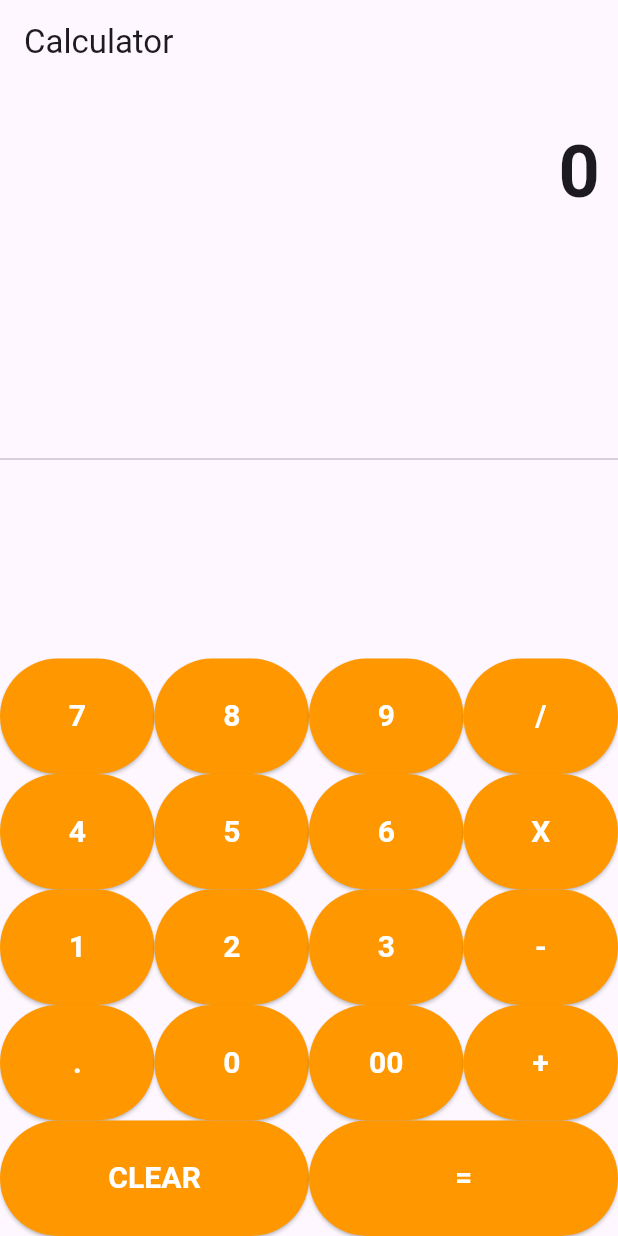
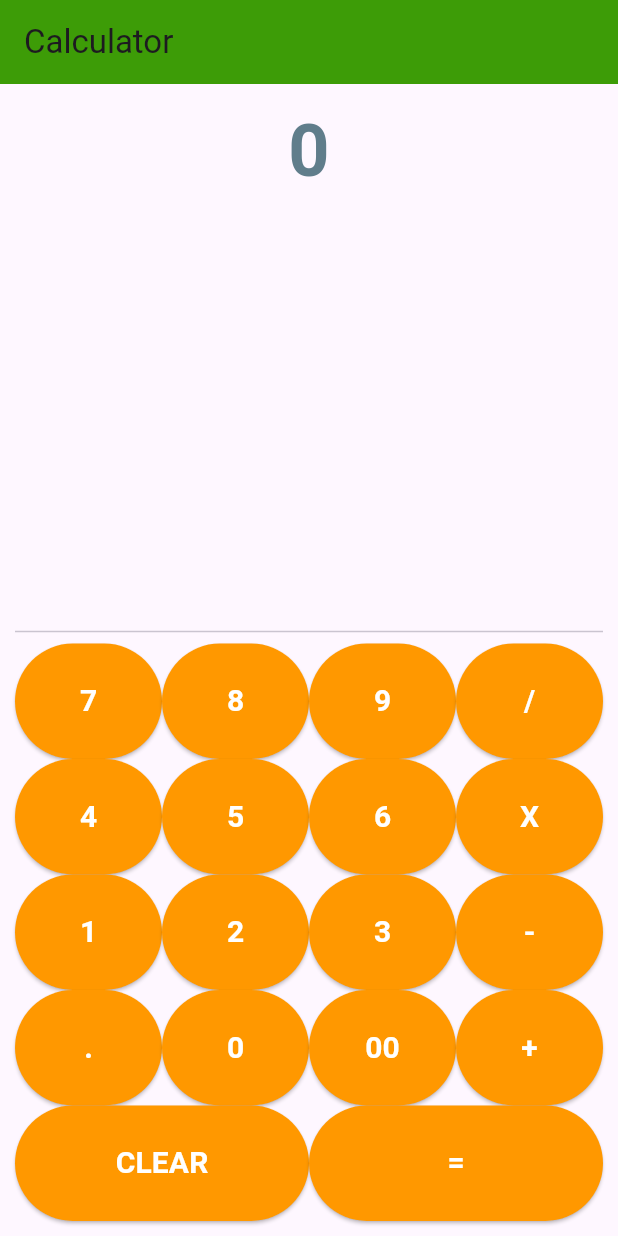
Before and after one commit to Senbih/Flutter-Calculator, a Flutter app: the screen it shows after launch, on a phone screen of 412 x 824 dp. Run offline on Flutter 3.47's test engine with Material 3 defaults, Android fonts, the phone set to English and light mode, and no system bars.

Commit message:
Update main.dart

```diff
--- a/lib/main.dart
+++ b/lib/main.dart
@@ -110,52 +110,47 @@ class _MyHomePageState extends State<MyHomePage> {
     return Scaffold(
       appBar: AppBar(
         title: Text(widget.title),
+        backgroundColor:
+            Color.fromARGB(255, 61, 156, 7), // Changed AppBar color
       ),
-        body: Container(
+      body: Padding(
+        // Changed Container to Padding
+        padding: EdgeInsets.all(10.0), // Added padding to the whole body
         child: Column(
+          mainAxisAlignment: MainAxisAlignment.spaceEvenly, // Changed alignment
           children: <Widget>[
-            Container(
-                alignment: Alignment.centerRight,
-                padding: EdgeInsets.symmetric(vertical: 24.0, horizontal: 12.0),
-                child: Text(output,
+            Expanded(
+              child: Text(
+                output,
+                textAlign: TextAlign.right, // Changed alignment
                 style: TextStyle(
                   fontSize: 48.0,
                   fontWeight: FontWeight.bold,
-                    ))),
-            Expanded(
-              child: Divider(),
+                  color: Colors.blueGrey, // Changed text color
                 ),
-            Column(children: [
-              Row(children: [
-                buildButton("7"),
-                buildButton("8"),
-                buildButton("9"),
-                buildButton("/")
-              ]),
-              Row(children: [
-                buildButton("4"),
-                buildButton("5"),
-                buildButton("6"),
-                buildButton("X")
-              ]),
-              Row(children: [
-                buildButton("1"),
-                buildButton("2"),
-                buildButton("3"),
-                buildButton("-")
-              ]),
-              Row(children: [
-                buildButton("."),
-                buildButton("0"),
-                buildButton("00"),
-                buildButton("+")
-              ]),
-              Row(children: [
-                buildButton("CLEAR"),
-                buildButton("="),
-              ])
-            ])
+              ),
+            ),
+            Divider(),
+            Column(
+              children: [
+                buildButtonRow(["7", "8", "9", "/"]),
+                buildButtonRow(["4", "5", "6", "X"]),
+                buildButtonRow(["1", "2", "3", "-"]),
+                buildButtonRow([".", "0", "00", "+"]),
+                buildButtonRow(["CLEAR", "="]),
               ],
-        )));
+            ),
+          ],
+        ),
+      ),
+    );
+  }
+
+// Helper function to build a row of buttons
+  Widget buildButtonRow(List<String> buttonLabels) {
+    return Row(
+      mainAxisAlignment: MainAxisAlignment.spaceEvenly, // Changed alignment
+      children: buttonLabels.map((label) => buildButton(label)).toList(),
+    );
   }
 }
```
Lines whose indentation alone changed are shown as unchanged.
